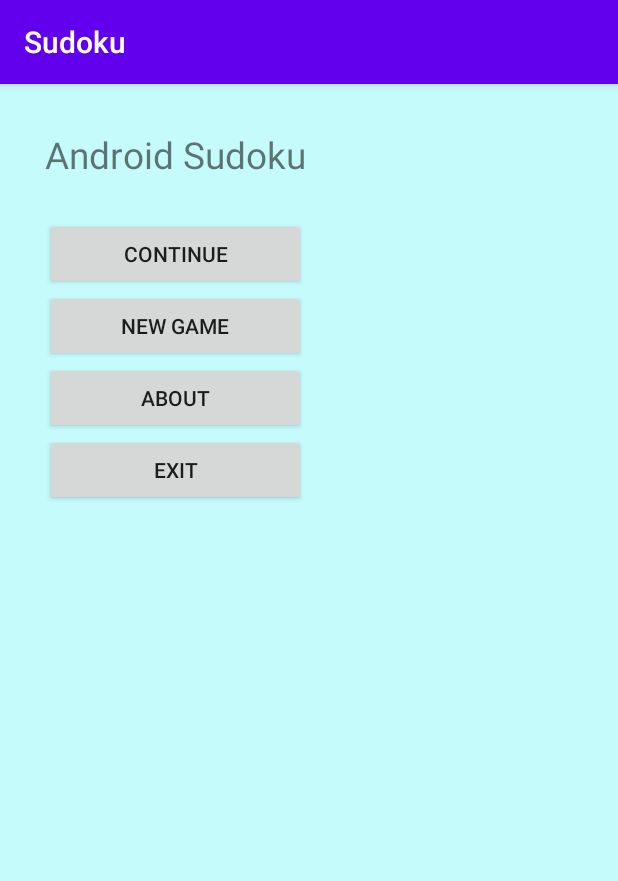
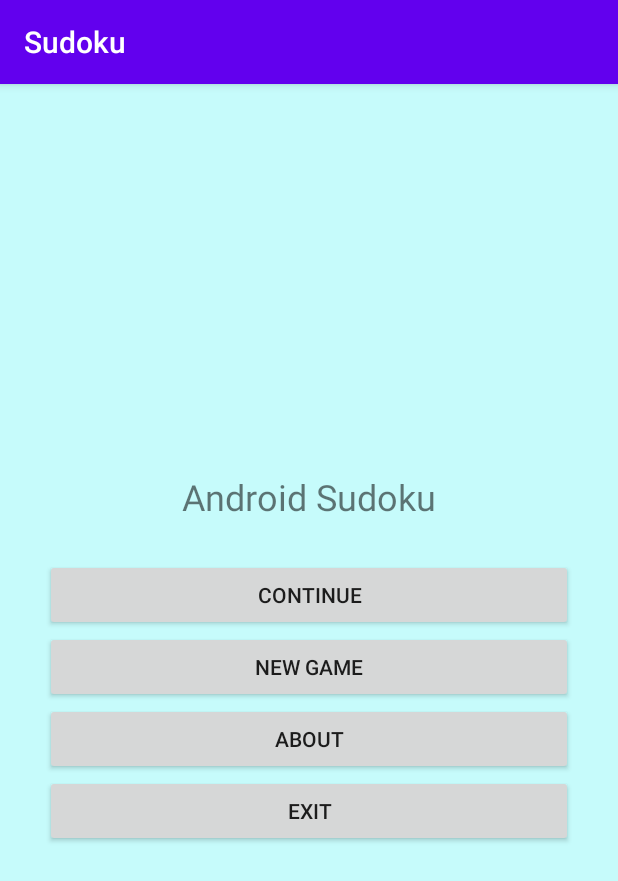
Before and after one commit to lord-stanly/Sudoku, an Android app: the screen it shows after launch (MainActivity), on a phone screen of 412 x 824 dp. Shown: the top 881 px of the screen. Run offline under Robolectric (Android 15) with nearby library versions, the phone set to English and light mode, and no system bars.

Commit message:
рис 3.4

```diff
--- a/app/src/main/res/layout/activity_main.xml
+++ b/app/src/main/res/layout/activity_main.xml
@@ -1,23 +1,24 @@
 <?xml version="1.0" encoding="utf-8"?>
-<LinearLayout
-    xmlns:android="http://schemas.android.com/apk/res/android"
-    android:background="@color/background"
+<LinearLayout xmlns:android="http://schemas.android.com/apk/res/android"
     android:layout_width="match_parent"
     android:layout_height="match_parent"
-    android:padding="30dp"
-    android:orientation="horizontal" >
+    android:background="@color/background"
+    android:orientation="horizontal"
+    android:padding="30dp">
+
     <LinearLayout
-        android:orientation="vertical"
-        android:layout_width="wrap_content"
-        android:layout_height="match_parent"
-        android:layout_gravity="center" >
+        android:layout_width="match_parent"
+        android:layout_height="wrap_content"
+        android:layout_gravity="center"
+        android:orientation="vertical">
+
         <TextView
             android:layout_width="wrap_content"
             android:layout_height="wrap_content"
             android:layout_gravity="center"
             android:layout_marginBottom="25dp"
             android:text="@string/main_title"
-            android:textSize="24.5sp" />
+            android:textSize="24sp" />
 
         <Button
             android:id="@+id/continue_button"
```
